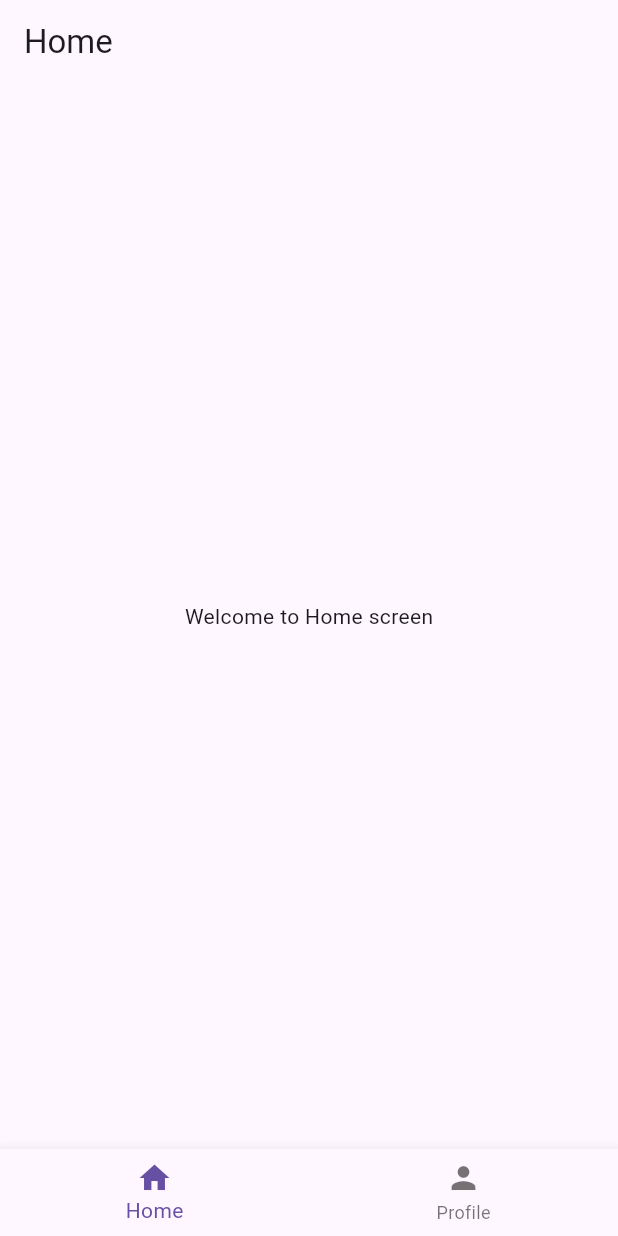
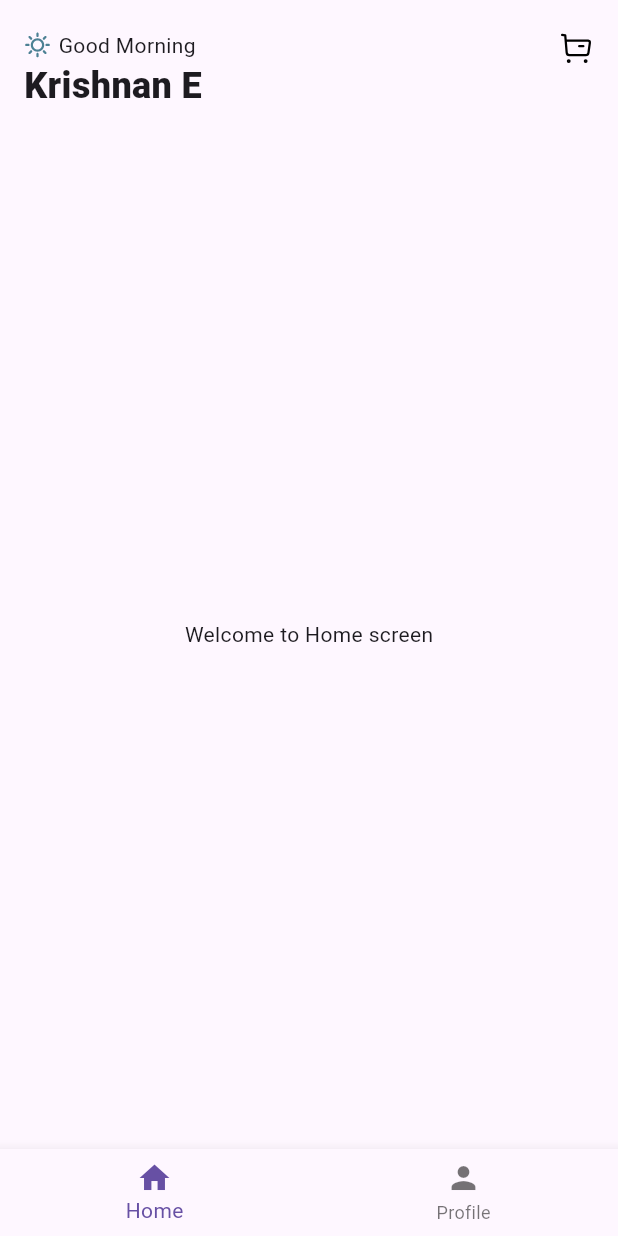
Before and after one commit to krishnanx/Flutter_app, a Flutter app: the screen it shows after launch, on a phone screen of 412 x 824 dp. Run offline on Flutter 3.47's test engine with Material 3 defaults, Android fonts, the phone set to English and light mode, and no system bars; our stand-ins replace flutter_svg.

Commit message:
header added

```diff
--- a/lib/screens/home_screen.dart
+++ b/lib/screens/home_screen.dart
@@ -1,11 +1,68 @@
 import 'package:flutter/material.dart';
+import 'package:flutter_svg/flutter_svg.dart';
 
 class HomeScreen extends StatelessWidget {
   const HomeScreen({super.key});
   @override
   Widget build(BuildContext context) {
     return Scaffold(
-      appBar: AppBar(title: const Text("Home")),
+      appBar: AppBar(
+        toolbarHeight: 80, // Increase height if needed
+
+        flexibleSpace: SafeArea(
+          child: Padding(
+            padding: const EdgeInsets.only(top: 20.0, left: 16.0, right: 16.0),
+            child: Row(
+              mainAxisAlignment: MainAxisAlignment.spaceBetween,
+              children: [
+                Column(
+                  crossAxisAlignment: CrossAxisAlignment.start,
+                  children: [
+                    Flexible(
+                      child: Row(
+                        children: [
+                          SvgPicture.asset(
+                            'assets/icons/Sun.svg',
+                            width: 18,
+                            height: 18,
+                          ),
+                          const SizedBox(width: 5),
+                          Text(
+                            "Good Morning",
+                            textAlign: TextAlign.center,
+                            style: TextStyle(
+                              fontSize: 14,
+                              fontWeight: FontWeight.w400,
+                            ),
+                          ), // Bold text),
+                        ],
+                      ),
+                    ),
+                    Text(
+                      "Krishnan E",
+                      style: TextStyle(
+                        fontSize: 24,
+                        fontWeight: FontWeight.w800,
+                      ),
+                    ),
+                    const SizedBox(width: 10),
+                  ],
+                ),
+                Column(
+                  crossAxisAlignment: CrossAxisAlignment.start,
+                  children: [
+                    SvgPicture.asset(
+                      'assets/icons/Buy.svg',
+                      width: 24,
+                      height: 24,
+                    ),
+                  ],
+                ),
+              ],
+            ),
+          ),
+        ),
+      ),
       body: const Center(child: Text("Welcome to Home screen")),
     );
   }
--- a/pubspec.yaml
+++ b/pubspec.yaml
@@ -34,6 +34,7 @@ dependencies:
   # The following adds the Cupertino Icons font to your application.
   # Use with the CupertinoIcons class for iOS style icons.
   cupertino_icons: ^1.0.8
+  flutter_svg: ^2.0.17
 
 dev_dependencies:
   flutter_test:
@@ -56,7 +57,9 @@ flutter:
   # included with your application, so that you can use the icons in
   # the material Icons class.
   uses-material-design: true
-
+  assets:
+  - assets/images/
+  - assets/icons/
   # To add assets to your application, add an assets section, like this:
   # assets:
   #   - images/a_dot_burr.jpeg
```
Also changed, not shown: assets/icons/Buy.svg (added), assets/icons/Sun.svg (added), pubspec.lock.
